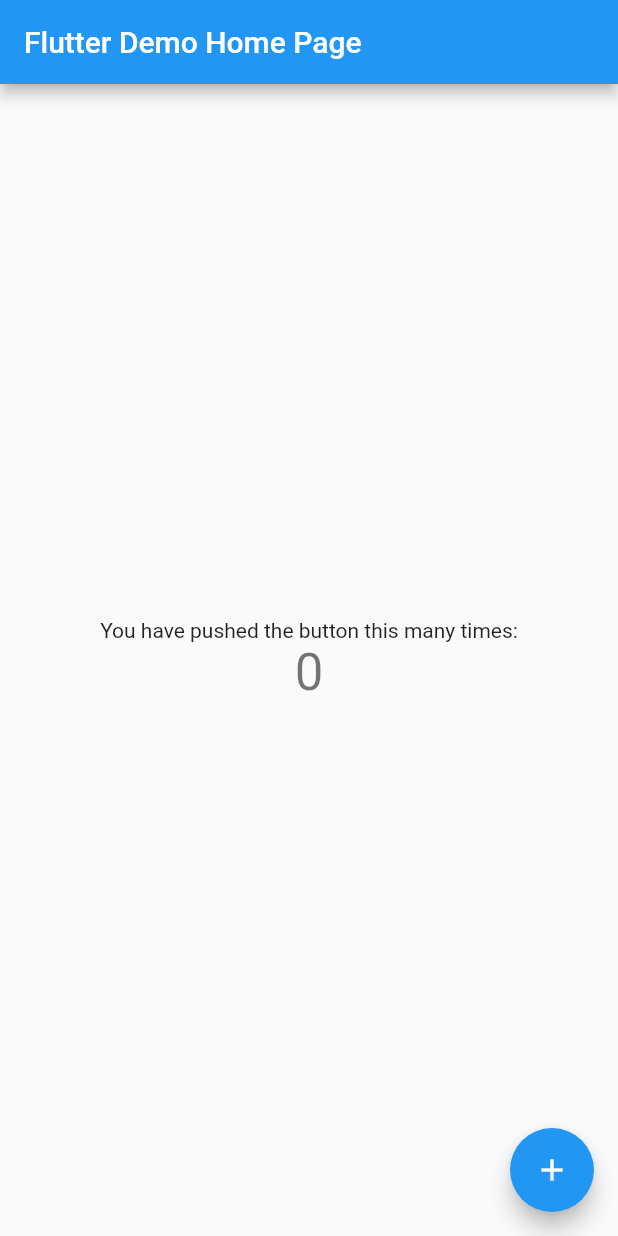
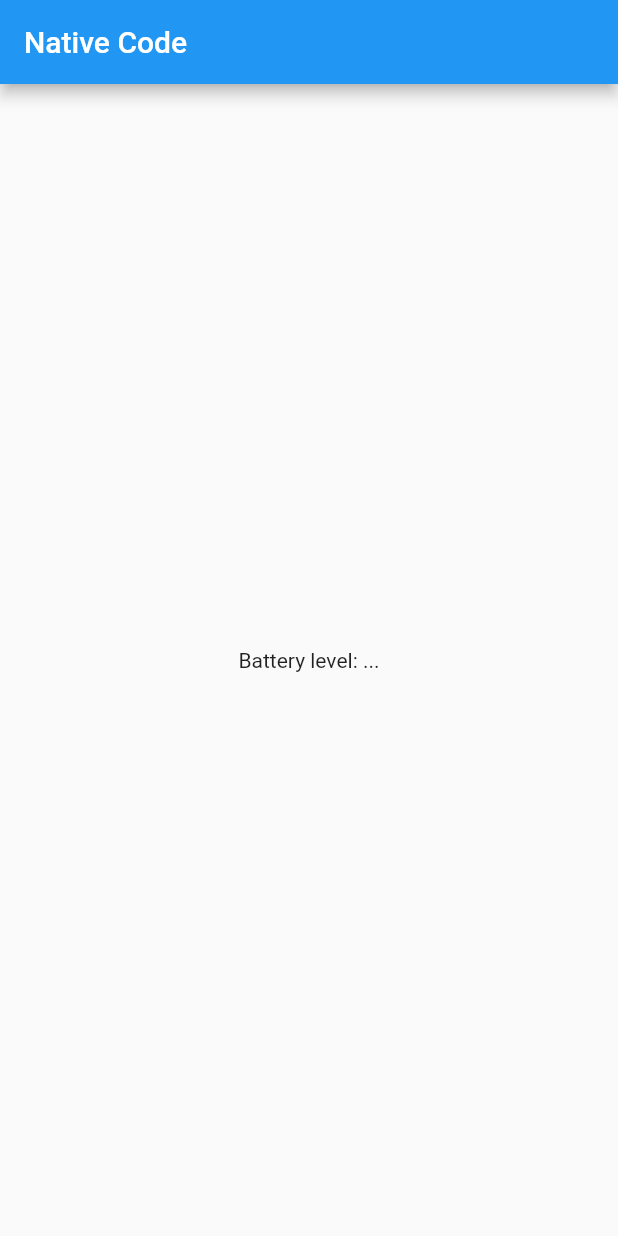
Before and after one commit to JoelEspinal/battery_level, a Flutter app: the screen it shows after launch, on a phone screen of 412 x 824 dp. Run offline on Flutter 3.47's test engine with Material 2 defaults, Android fonts, the phone set to English and light mode, and no system bars.

Commit message:
Create home page

```diff
--- a/lib/main.dart
+++ b/lib/main.dart
@@ -5,113 +5,35 @@ void main() {
 }
 
 class MyApp extends StatelessWidget {
-  // This widget is the root of your application.
   @override
   Widget build(BuildContext context) {
     return MaterialApp(
-      title: 'Flutter Demo',
+      title: 'Natve App',
       theme: ThemeData(
-        // This is the theme of your application.
-        //
-        // Try running your application with "flutter run". You'll see the
-        // application has a blue toolbar. Then, without quitting the app, try
-        // changing the primarySwatch below to Colors.green and then invoke
-        // "hot reload" (press "r" in the console where you ran "flutter run",
-        // or simply save your changes to "hot reload" in a Flutter IDE).
-        // Notice that the counter didn't reset back to zero; the application
-        // is not restarted.
         primarySwatch: Colors.blue,
-        // This makes the visual density adapt to the platform that you run
-        // the app on. For desktop platforms, the controls will be smaller and
-        // closer together (more dense) than on mobile platforms.
-        visualDensity: VisualDensity.adaptivePlatformDensity,
       ),
-      home: MyHomePage(title: 'Flutter Demo Home Page'),
+      home: MyHomePage(),
     );
   }
 }
 
 class MyHomePage extends StatefulWidget {
-  MyHomePage({Key key, this.title}) : super(key: key);
-
-  // This widget is the home page of your application. It is stateful, meaning
-  // that it has a State object (defined below) that contains fields that affect
-  // how it looks.
-
-  // This class is the configuration for the state. It holds the values (in this
-  // case the title) provided by the parent (in this case the App widget) and
-  // used by the build method of the State. Fields in a Widget subclass are
-  // always marked "final".
-
-  final String title;
-
   @override
   _MyHomePageState createState() => _MyHomePageState();
 }
 
 class _MyHomePageState extends State<MyHomePage> {
-  int _counter = 0;
-
-  void _incrementCounter() {
-    setState(() {
-      // This call to setState tells the Flutter framework that something has
-      // changed in this State, which causes it to rerun the build method below
-      // so that the display can reflect the updated values. If we changed
-      // _counter without calling setState(), then the build method would not be
-      // called again, and so nothing would appear to happen.
-      _counter++;
-    });
-  }
+  Future<void> _getBatteryLevel() async {}
 
   @override
   Widget build(BuildContext context) {
-    // This method is rerun every time setState is called, for instance as done
-    // by the _incrementCounter method above.
-    //
-    // The Flutter framework has been optimized to make rerunning build methods
-    // fast, so that you can just rebuild anything that needs updating rather
-    // than having to individually change instances of widgets.
     return Scaffold(
       appBar: AppBar(
-        // Here we take the value from the MyHomePage object that was created by
-        // the App.build method, and use it to set our appbar title.
-        title: Text(widget.title),
+        title: Text('Native Code'),
       ),
       body: Center(
-        // Center is a layout widget. It takes a single child and positions it
-        // in the middle of the parent.
-        child: Column(
-          // Column is also a layout widget. It takes a list of children and
-          // arranges them vertically. By default, it sizes itself to fit its
-          // children horizontally, and tries to be as tall as its parent.
-          //
-          // Invoke "debug painting" (press "p" in the console, choose the
-          // "Toggle Debug Paint" action from the Flutter Inspector in Android
-          // Studio, or the "Toggle Debug Paint" command in Visual Studio Code)
-          // to see the wireframe for each widget.
-          //
-          // Column has various properties to control how it sizes itself and
-          // how it positions its children. Here we use mainAxisAlignment to
-          // center the children vertically; the main axis here is the vertical
-          // axis because Columns are vertical (the cross axis would be
-          // horizontal).
-          mainAxisAlignment: MainAxisAlignment.center,
-          children: <Widget>[
-            Text(
-              'You have pushed the button this many times:',
-            ),
-            Text(
-              '$_counter',
-              style: Theme.of(context).textTheme.headline4,
-            ),
-          ],
-        ),
+        child: Text('Battery level: ...'),
       ),
-      floatingActionButton: FloatingActionButton(
-        onPressed: _incrementCounter,
-        tooltip: 'Increment',
-        child: Icon(Icons.add),
-      ), // This trailing comma makes auto-formatting nicer for build methods.
     );
   }
 }
```
